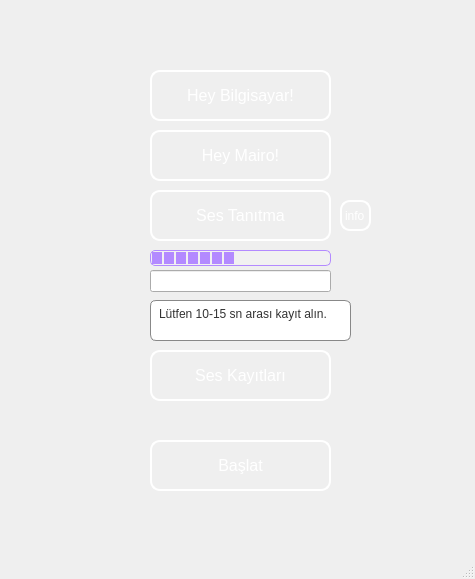
Qt form mairo.ui (muzafferenes/mairo-voice-assistant) before a commit.
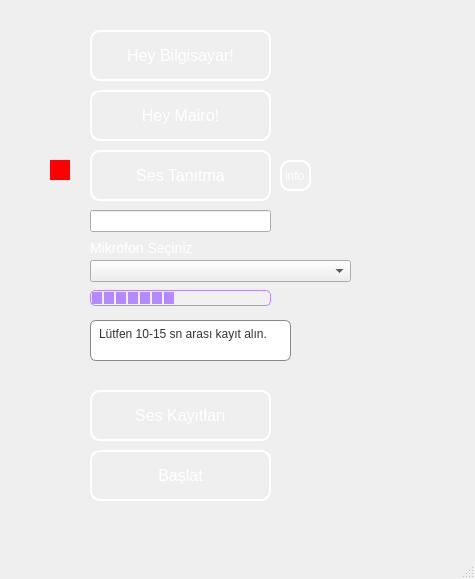
The same form after that commit. Icons and pictures are not drawn.

What changed in the file:
```diff
--- a/mairo.ui
+++ b/mairo.ui
@@ -26,8 +26,8 @@
    <widget class="QPushButton" name="pcButton">
     <property name="geometry">
      <rect>
-      <x>150</x>
-      <y>70</y>
+      <x>90</x>
+      <y>30</y>
       <width>181</width>
       <height>51</height>
      </rect>
@@ -67,8 +67,8 @@
    <widget class="QProgressBar" name="progressBar">
     <property name="geometry">
      <rect>
-      <x>150</x>
-      <y>250</y>
+      <x>90</x>
+      <y>290</y>
       <width>181</width>
       <height>16</height>
      </rect>
@@ -97,8 +97,8 @@
    <widget class="QPushButton" name="mairoButton">
     <property name="geometry">
      <rect>
-      <x>150</x>
-      <y>130</y>
+      <x>90</x>
+      <y>90</y>
       <width>181</width>
       <height>51</height>
      </rect>
@@ -138,8 +138,8 @@
    <widget class="QPushButton" name="sesTainmaButton">
     <property name="geometry">
      <rect>
-      <x>150</x>
-      <y>190</y>
+      <x>90</x>
+      <y>150</y>
       <width>181</width>
       <height>51</height>
      </rect>
@@ -168,8 +168,8 @@
    <widget class="QPushButton" name="baslatButton">
     <property name="geometry">
      <rect>
-      <x>150</x>
-      <y>440</y>
+      <x>90</x>
+      <y>450</y>
       <width>181</width>
       <height>51</height>
      </rect>
@@ -198,8 +198,8 @@
    <widget class="QPushButton" name="KayitlarInfo">
     <property name="geometry">
      <rect>
-      <x>150</x>
-      <y>350</y>
+      <x>90</x>
+      <y>390</y>
       <width>181</width>
       <height>51</height>
      </rect>
@@ -231,8 +231,8 @@
    <widget class="QLabel" name="labelInfo">
     <property name="geometry">
      <rect>
-      <x>340</x>
-      <y>200</y>
+      <x>280</x>
+      <y>160</y>
       <width>31</width>
       <height>31</height>
      </rect>
@@ -241,7 +241,12 @@
      <string notr="true">QLabel {
 color : white;
 border: 2px solid white;
-border-radius: 10px;}</string>
+border-radius: 10px;}
+QPushButton:hover {
+    background-color: rgba(255, 255, 255, 0.1); /* Hafif parıltı */
+    border: 2px solid #b38aff;                 /* Hoverda mor kenarlık */
+    color: #b38aff;
+}</string>
     </property>
     <property name="text">
      <string>info</string>
@@ -253,8 +258,8 @@
     </property>
     <property name="geometry">
      <rect>
-      <x>150</x>
-      <y>300</y>
+      <x>90</x>
+      <y>320</y>
       <width>201</width>
       <height>41</height>
      </rect>
@@ -275,13 +280,64 @@
    <widget class="QLineEdit" name="lineEdit">
     <property name="geometry">
      <rect>
-      <x>150</x>
-      <y>270</y>
+      <x>90</x>
+      <y>210</y>
       <width>181</width>
       <height>22</height>
      </rect>
     </property>
    </widget>
+   <widget class="QLabel" name="label">
+    <property name="geometry">
+     <rect>
+      <x>50</x>
+      <y>160</y>
+      <width>20</width>
+      <height>20</height>
+     </rect>
+    </property>
+    <property name="styleSheet">
+     <string notr="true">QLabel {
+    background-color: red;
+    border-radius: 15px;
+}
+</string>
+    </property>
+    <property name="text">
+     <string/>
+    </property>
+   </widget>
+   <widget class="QComboBox" name="comboMic">
+    <property name="geometry">
+     <rect>
+      <x>90</x>
+      <y>260</y>
+      <width>261</width>
+      <height>22</height>
+     </rect>
+    </property>
+   </widget>
+   <widget class="QLabel" name="label_2">
+    <property name="geometry">
+     <rect>
+      <x>90</x>
+      <y>240</y>
+      <width>171</width>
+      <height>16</height>
+     </rect>
+    </property>
+    <property name="styleSheet">
+     <string notr="true">QLabel{
+color: white;
+
+    font-size: 14px;
+    
+}</string>
+    </property>
+    <property name="text">
+     <string>Mikrofon Seçiniz</string>
+    </property>
+   </widget>
    <zorder>sesTainmaButton</zorder>
    <zorder>sesKaytInfo</zorder>
    <zorder>pcButton</zorder>
```
Left out of the diff: 3 changed lines with no effect on the pictures.
